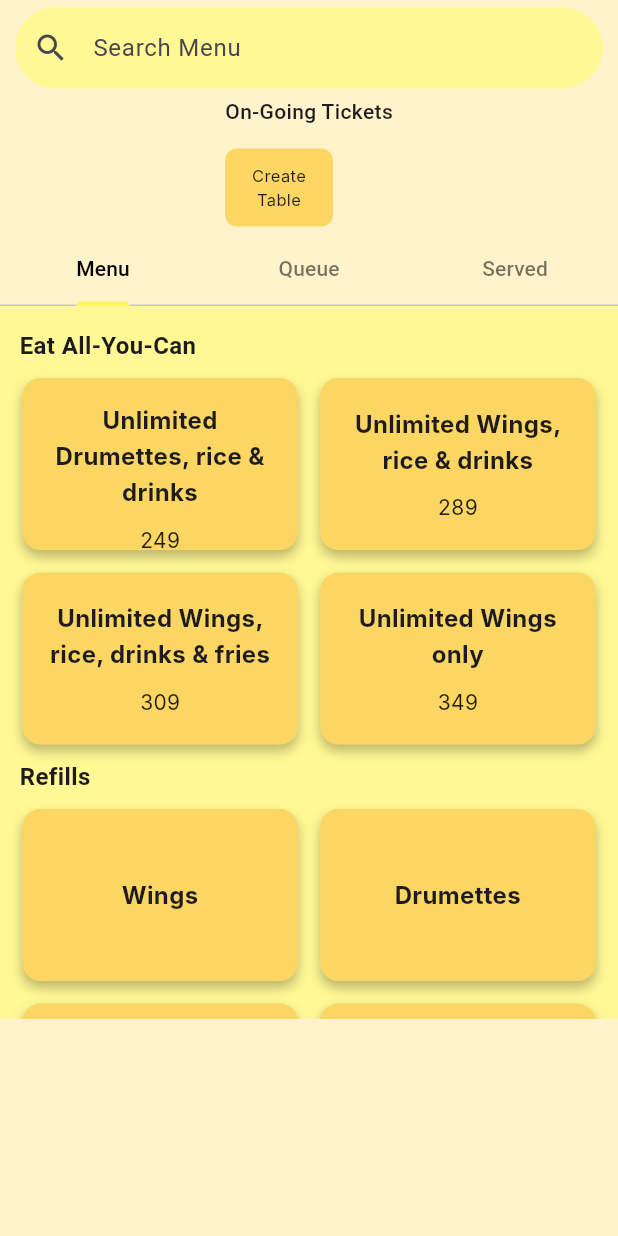
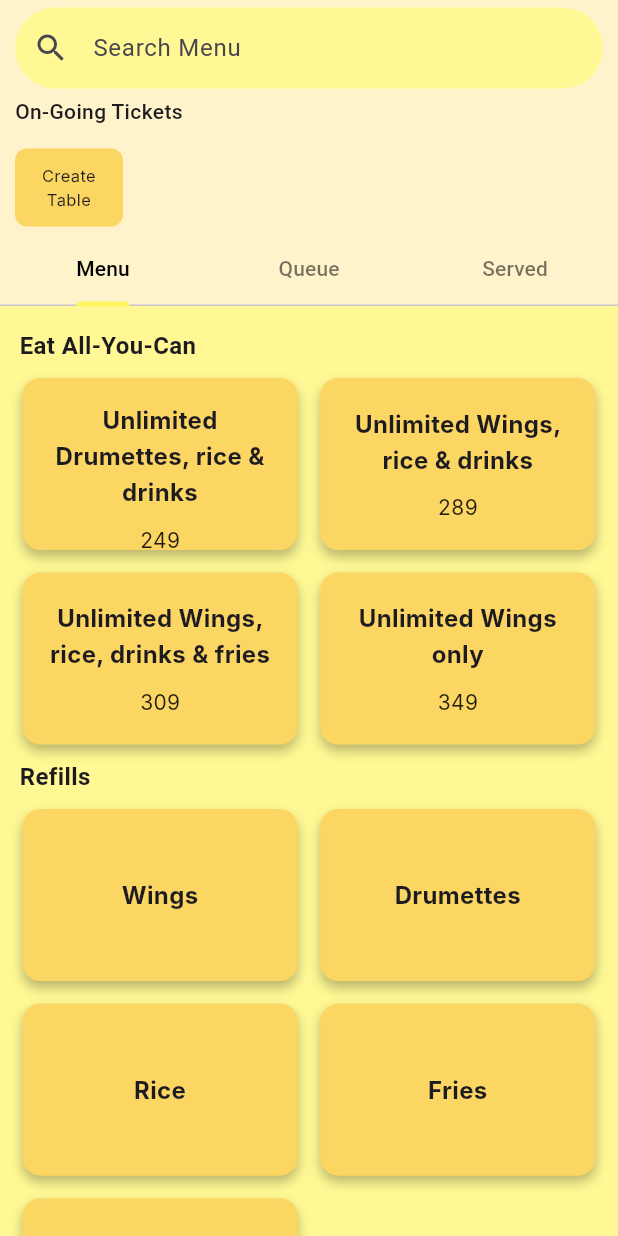
Before and after one commit to JeoSeutin07/chicks_mo_unli, a Flutter app: the OrdersKitchenScreen screen opened directly, after a tap on "Unlimited Drumettes, rice & drinks", on a phone screen of 412 x 824 dp. Run offline on Flutter 3.47's test engine with Material 3 defaults, Android fonts, the phone set to English and light mode, and no system bars; our stand-ins replace cloud_firestore, firebase_core; accounts and stored records are empty; Roboto replaces fonts that are missing (Inter).

Commit message:
fix on goin ticket with a function

```diff
--- a/lib/order_kitchen/widgets/menu_tabs_widget.dart
+++ b/lib/order_kitchen/widgets/menu_tabs_widget.dart
@@ -28,7 +28,12 @@ class _MenuTabsWidgetState extends State<MenuTabsWidget> {
     Tab(text: 'Served'),
   ];
 
-  List<Widget> tabViews = [
+  List<Widget> tabViews = [];
+
+  @override
+  void initState() {
+    super.initState();
+    tabViews = [
       MenuTabContent(
         onItemSelected: (item) {
           // Handle item selection
@@ -38,6 +43,7 @@ class _MenuTabsWidgetState extends State<MenuTabsWidget> {
       const Center(child: Text('Queue Content')),
       const Center(child: Text('Served Content')),
     ];
+  }
 
   @override
   Widget build(BuildContext context) {
@@ -50,6 +56,7 @@ class _MenuTabsWidgetState extends State<MenuTabsWidget> {
         ),
         DefaultTabController(
           length: tabs.length,
+          child: Expanded(
             child: Column(
               children: [
                 TabBar(
@@ -58,14 +65,16 @@ class _MenuTabsWidgetState extends State<MenuTabsWidget> {
                   unselectedLabelColor: Colors.black54,
                   indicatorColor: const Color(0xFFFFF55E),
                 ),
-              Container(
-                height: 475,
+                Expanded(
+                  child: Container(
                     color: const Color(0xFFFFF894),
                     child: TabBarView(
                       children: tabViews,
                     ),
                   ),
+                ),
               ],
+            ),
           ),
         ),
       ],
@@ -85,56 +94,40 @@ class MenuTabContent extends StatelessWidget {
       MenuCategory(
         title: 'Eat All-You-Can',
         items: [
+          MenuItem(title: 'Unlimited Drumettes, rice & drinks', price: '249'),
+          MenuItem(title: 'Unlimited Wings, rice & drinks', price: '289'),
           MenuItem(
-              title: 'Unlimited Drumettes, rice & drinks',
-              price: '249',
-              onSelected: onItemSelected),
-          MenuItem(
-              title: 'Unlimited Wings, rice & drinks',
-              price: '289',
-              onSelected: onItemSelected),
-          MenuItem(
-              title: 'Unlimited Wings, rice, drinks & fries',
-              price: '309',
-              onSelected: onItemSelected),
-          MenuItem(
-              title: 'Unlimited Wings only',
-              price: '349',
-              onSelected: onItemSelected),
+              title: 'Unlimited Wings, rice, drinks & fries', price: '309'),
+          MenuItem(title: 'Unlimited Wings only', price: '349'),
         ],
       ),
       MenuCategory(
         title: 'Refills',
         items: [
-          MenuItem(title: 'Wings', price: '', onSelected: onItemSelected),
-          MenuItem(title: 'Drumettes', price: '', onSelected: onItemSelected),
-          MenuItem(title: 'Rice', price: '', onSelected: onItemSelected),
-          MenuItem(title: 'Fries', price: '', onSelected: onItemSelected),
-          MenuItem(title: 'Drinks', price: '', onSelected: onItemSelected),
+          MenuItem(title: 'Wings', price: ''),
+          MenuItem(title: 'Drumettes', price: ''),
+          MenuItem(title: 'Rice', price: ''),
+          MenuItem(title: 'Fries', price: ''),
+          MenuItem(title: 'Drinks', price: ''),
         ],
       ),
       MenuCategory(
         title: 'Ala Carte',
         items: [
-          MenuItem(
-              title: '1 Pound Wings', price: '189', onSelected: onItemSelected),
-          MenuItem(
-              title: 'Barkada Meal', price: '339', onSelected: onItemSelected),
-          MenuItem(title: 'MM2', price: '99', onSelected: onItemSelected),
+          MenuItem(title: '1 Pound Wings', price: '189'),
+          MenuItem(title: 'Barkada Meal', price: '339'),
+          MenuItem(title: 'MM2', price: '99'),
         ],
       ),
       MenuCategory(
         title: 'Add-Ons',
         items: [
-          MenuItem(title: 'Rice', price: '25', onSelected: onItemSelected),
-          MenuItem(title: 'Extra Dip', price: '25', onSelected: onItemSelected),
-          MenuItem(title: 'Fries', price: '60', onSelected: onItemSelected),
-          MenuItem(
-              title: 'Refreshments', price: '69', onSelected: onItemSelected),
-          MenuItem(
-              title: 'Soft Drinks', price: '100', onSelected: onItemSelected),
-          MenuItem(
-              title: 'Chill Drinks', price: '75', onSelected: onItemSelected),
+          MenuItem(title: 'Rice', price: '25'),
+          MenuItem(title: 'Extra Dip', price: '25'),
+          MenuItem(title: 'Fries', price: '60'),
+          MenuItem(title: 'Refreshments', price: '69'),
+          MenuItem(title: 'Soft Drinks', price: '100'),
+          MenuItem(title: 'Chill Drinks', price: '75'),
         ],
       ),
     ];
@@ -214,7 +207,10 @@ class MenuSection extends StatelessWidget {
           crossAxisSpacing: 15,
           padding: const EdgeInsets.symmetric(horizontal: 10),
           children: items.map((item) {
-            return item; // Each MenuItem is clickable as a whole
+            return MenuItemWidget(
+              item: item,
+              onSelected: onItemSelected,
+            );
           }).toList(),
         ),
       ],
@@ -222,22 +218,20 @@ class MenuSection extends StatelessWidget {
   }
 }
 
-class MenuItem extends StatelessWidget {
-  final String title;
-  final String price;
+class MenuItemWidget extends StatelessWidget {
+  final MenuItem item;
   final Function(MenuItem) onSelected;
 
-  const MenuItem({
+  const MenuItemWidget({
     super.key,
-    required this.title,
-    required this.price,
+    required this.item,
     required this.onSelected,
   });
 
   @override
   Widget build(BuildContext context) {
     return GestureDetector(
-      onTap: () => onSelected(this),
+      onTap: () => onSelected(item),
       child: Container(
         decoration: BoxDecoration(
           color: const Color(0xFFFBD663),
@@ -255,7 +249,7 @@ class MenuItem extends StatelessWidget {
           mainAxisAlignment: MainAxisAlignment.center,
           children: [
             Text(
-              title,
+              item.title,
               textAlign: TextAlign.center,
               style: const TextStyle(
                 fontSize: 16,
@@ -264,11 +258,11 @@ class MenuItem extends StatelessWidget {
                 height: 1.5,
               ),
             ),
-            if (price.isNotEmpty)
+            if (item.price.isNotEmpty)
               Padding(
                 padding: const EdgeInsets.only(top: 10),
                 child: Text(
-                  price,
+                  item.price,
                   style: const TextStyle(
                     fontSize: 14,
                     fontFamily: 'Inter',
@@ -282,3 +276,10 @@ class MenuItem extends StatelessWidget {
     );
   }
 }
+
+class MenuItem {
+  final String title;
+  final String price;
+
+  MenuItem({required this.title, required this.price});
+}
--- a/lib/order_kitchen/widgets/tickets_widget.dart
+++ b/lib/order_kitchen/widgets/tickets_widget.dart
@@ -39,22 +39,23 @@ class _TicketsWidgetState extends State<TicketsWidget> {
       child: Column(
         crossAxisAlignment: CrossAxisAlignment.start,
         children: [
-          const Text(
-            'On-Going Tickets',
-            style: TextStyle(
-              fontSize: 14,
-              fontWeight: FontWeight.w500,
-              fontFamily: 'Roboto',
+          const Align(
+            alignment: Alignment.centerLeft,
+            child: Text(
+              'On-Going Tickets',
+              style: TextStyle(
+                fontSize: 14,
+                fontWeight: FontWeight.w500,
+                fontFamily: 'Roboto',
+              ),
             ),
           ),
           const SizedBox(height: 10),
           SingleChildScrollView(
             scrollDirection: Axis.horizontal,
             child: Row(
+              mainAxisAlignment: MainAxisAlignment.start,
               children: [
-                ...widget.orders
-                    .map((order) => OrderTicket(order: order))
-                    .toList(),
                 Container(
                   width: 72,
                   margin: const EdgeInsets.symmetric(vertical: 5),
@@ -78,6 +79,10 @@ class _TicketsWidgetState extends State<TicketsWidget> {
                     ),
                   ),
                 ),
+                const SizedBox(width: 10), // Add spacing between buttons
+                ...widget.orders
+                    .map((order) => OrderTicket(order: order))
+                    .toList(),
               ],
             ),
           ),
@@ -128,9 +133,9 @@ class OrderTicket extends StatelessWidget {
   @override
   Widget build(BuildContext context) {
     return Container(
-      width: 120,
+      width: 72,
       margin: const EdgeInsets.only(right: 10, top: 5, bottom: 5),
-      padding: const EdgeInsets.all(8),
+      padding: const EdgeInsets.all(10),
       decoration: BoxDecoration(
         color: const Color(0xFFFBD663),
         borderRadius: BorderRadius.circular(8),
@@ -138,12 +143,23 @@ class OrderTicket extends StatelessWidget {
       child: Column(
         crossAxisAlignment: CrossAxisAlignment.start,
         children: [
-          Text('Table #${order.tableNumber}',
-              style: const TextStyle(fontWeight: FontWeight.bold)),
+          Text(
+            'Table #${order.tableNumber}',
+            style: const TextStyle(
+              fontSize: 11,
+              fontFamily: 'Inter',
+              fontWeight: FontWeight.bold,
+            ),
+          ),
           const SizedBox(height: 4),
           ...order.items
-              .map((item) =>
-                  Text(item.title, style: const TextStyle(fontSize: 12)))
+              .map((item) => Text(
+                    item.title,
+                    style: const TextStyle(
+                      fontSize: 11,
+                      fontFamily: 'Inter',
+                    ),
+                  ))
               .toList(),
         ],
       ),
```
Lines whose indentation alone changed are shown as unchanged.
